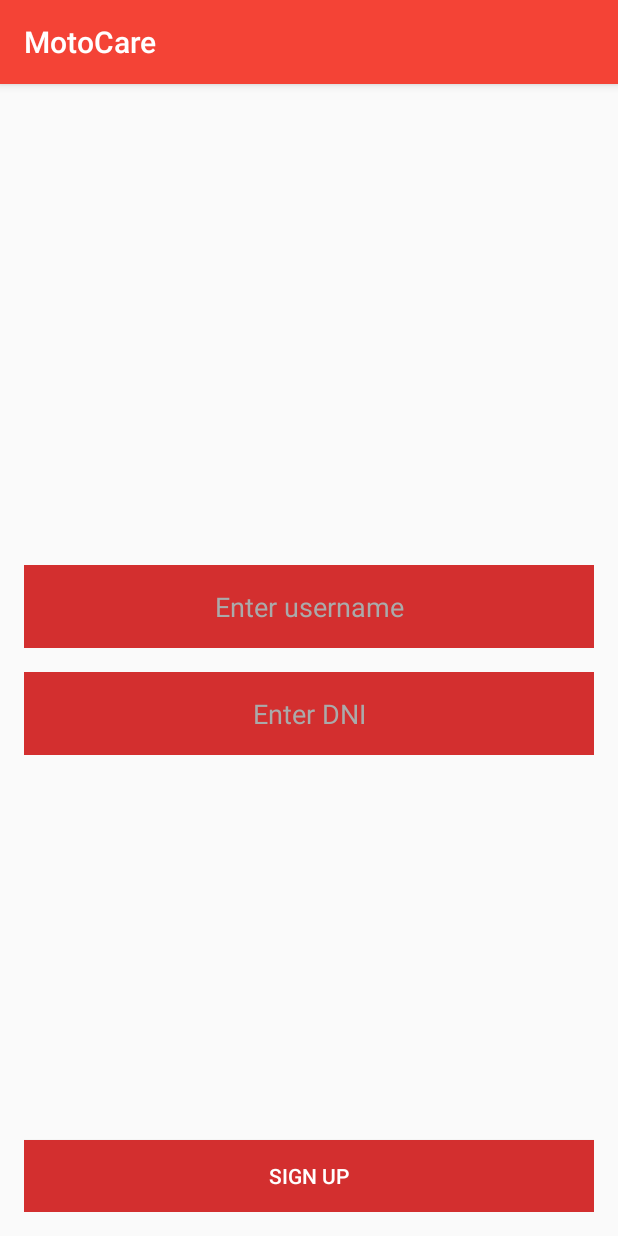
After one commit to amirunpri2018/HackUPC17W, an Android app: the RegisterActivity screen opened directly, with no data from a screen before it, on a phone screen of 412 x 824 dp. The commit adds this screen. Run offline under Robolectric (Android 15) with nearby library versions, the phone set to English and light mode, and no system bars; our stand-ins replace ButterKnife.

Commit message:
user creation

```diff
--- a/MotoCare/app/build.gradle
+++ b/MotoCare/app/build.gradle
@@ -26,5 +26,11 @@ dependencies {
     })
     compile 'com.android.support:appcompat-v7:25.1.1'
     compile 'com.squareup.retrofit2:retrofit:2.2.0'
+    compile 'com.squareup.retrofit2:converter-gson:2.1.0'
     testCompile 'junit:junit:4.12'
+    compile 'com.jakewharton:butterknife:8.5.1'
+    annotationProcessor 'com.jakewharton:butterknife-compiler:8.5.1'
+    compile 'com.android.support:design:25.1.0'
+    compile 'com.squareup.okhttp3:logging-interceptor:3.4.1'
+
 }
--- a/MotoCare/app/src/main/java/com/hackupc2017w/motocare/BluetoothHelper.java
+++ b/MotoCare/app/src/main/java/com/hackupc2017w/motocare/BluetoothHelper.java
@@ -7,7 +7,6 @@ import android.content.BroadcastReceiver;
 import android.content.Context;
 import android.content.Intent;
 import android.content.IntentFilter;
-import android.os.AsyncTask;
 import android.os.Handler;
 import android.widget.Toast;
 
@@ -117,7 +116,9 @@ public class BluetoothHelper{
     }
 
     public void stopSearch(){
-        mBluetoothAdapter.cancelDiscovery();
+        if (mBluetoothAdapter != null){
+            mBluetoothAdapter.cancelDiscovery();
+        }
         if (discoveryMonitor != null){
             context.unregisterReceiver(discoveryMonitor);
             context.unregisterReceiver(mPairReceiver);
--- /dev/null
+++ b/MotoCare/app/src/main/java/com/hackupc2017w/motocare/RegisterActivity.java
@@ -0,0 +1,115 @@
+package com.hackupc2017w.motocare;
+
+import android.content.Context;
+import android.content.Intent;
+import android.content.SharedPreferences;
+import android.os.Bundle;
+import android.support.design.widget.Snackbar;
+import android.support.v7.app.AppCompatActivity;
+import android.view.View;
+import android.widget.EditText;
+import butterknife.BindView;
+import butterknife.ButterKnife;
+import butterknife.OnClick;
+import com.hackupc2017w.motocare.network.SafeMeAPI;
+import com.hackupc2017w.motocare.network.UserDTO;
+import okhttp3.OkHttpClient;
+import okhttp3.logging.HttpLoggingInterceptor;
+import retrofit2.Call;
+import retrofit2.Callback;
+import retrofit2.Response;
+import retrofit2.Retrofit;
+import retrofit2.converter.gson.GsonConverterFactory;
+
+public class RegisterActivity extends AppCompatActivity {
+
+    @BindView(R.id.username)
+    EditText etUsername;
+
+    @BindView(R.id.userId)
+    EditText etUserId;
+
+    @BindView(R.id.loading)
+    View loadingView;
+
+    @BindView(R.id.form)
+    View formView;
+    private SafeMeAPI service;
+
+    SharedPreferences preferences;
+
+    @Override
+    protected void onCreate(Bundle savedInstanceState) {
+        super.onCreate(savedInstanceState);
+        setContentView(R.layout.activity_register);
+        ButterKnife.bind(this);
+        preferences = getSharedPreferences(App.APP_PREFS, Context.MODE_PRIVATE);
+
+        HttpLoggingInterceptor interceptor = new HttpLoggingInterceptor();
+        interceptor.setLevel(HttpLoggingInterceptor.Level.BODY);
+        OkHttpClient client = new OkHttpClient.Builder().addInterceptor(interceptor).build();
+
+
+        Retrofit retrofit = new Retrofit.Builder()
+                .baseUrl("https://safeme-backend-app.scalingo.io/")
+                .addConverterFactory(GsonConverterFactory.create())
+                .client(client)
+                .build();
+
+        service = retrofit.create(SafeMeAPI.class);
+
+    }
+
+    @OnClick(R.id.register_button)
+    public void register(final View view) {
+        boolean isValid = true;
+        String username = etUsername.getText().toString();
+        String dni = etUserId.getText().toString();
+
+        if (username.isEmpty()) {
+            etUsername.setError("Please fill your user name");
+            isValid = false;
+        }
+        if (dni.isEmpty() || dni.length() != 9) {
+            etUserId.setError("Your DNI (id) has wrong format");
+            isValid = false;
+        }
+
+        if (isValid) {
+            formView.setVisibility(View.GONE);
+            loadingView.setVisibility(View.VISIBLE);
+            UserDTO user = new UserDTO(username, dni);
+            Call newUser = service.createUser(user);
+            newUser.enqueue(new Callback() {
+                @Override
+                public void onResponse(Call call, Response response) {
+                    if (response.isSuccessful()) {
+                        Snackbar.make(view, "Your use has been created successfully", Snackbar.LENGTH_LONG)
+                                .show();
+                        startActivity(new Intent(getApplicationContext(), MainActivity.class));
+                        SharedPreferences.Editor editor = preferences.edit();
+                        editor.putInt("userId", ((UserDTO) response.body()).getId());
+                        editor.apply();
+                        finish();
+                    } else {
+                        Snackbar.make(view, "You are already registered please login", Snackbar.LENGTH_LONG)
+                                .show();
+                    }
+                }
+
+                @Override
+                public void onFailure(Call call, Throwable t) {
+                    formView.setVisibility(View.VISIBLE);
+                    loadingView.setVisibility(View.GONE);
+
+                    Snackbar.make(view, "There is a network problem, please try again later", Snackbar.LENGTH_LONG)
+                            .show();
+
+
+                }
+            });
+        }
+
+
+    }
+}
--- /dev/null
+++ b/MotoCare/app/src/main/java/com/hackupc2017w/motocare/network/SafeMeAPI.java
@@ -0,0 +1,14 @@
+package com.hackupc2017w.motocare.network;
+
+import retrofit2.Call;
+import retrofit2.http.Body;
+import retrofit2.http.POST;
+
+/**
+ * Created by hussein on 04/03/2017.
+ */
+
+public interface SafeMeAPI {
+    @POST("/users/")
+    Call<UserDTO> createUser(@Body UserDTO user);
+ }
--- /dev/null
+++ b/MotoCare/app/src/main/res/layout/activity_register.xml
@@ -0,0 +1,75 @@
+<?xml version="1.0" encoding="utf-8"?>
+<RelativeLayout
+    xmlns:android="http://schemas.android.com/apk/res/android"
+    xmlns:tools="http://schemas.android.com/tools"
+    android:id="@+id/activity_register"
+    android:layout_width="match_parent"
+    android:layout_height="match_parent"
+    android:paddingLeft="@dimen/activity_horizontal_margin"
+    android:paddingRight="@dimen/activity_horizontal_margin"
+    android:paddingTop="@dimen/activity_vertical_margin"
+    android:paddingBottom="@dimen/activity_vertical_margin"
+    tools:context="com.hackupc2017w.motocare.RegisterActivity">
+
+    <FrameLayout
+        android:layout_width="match_parent"
+        android:layout_height="match_parent"
+        android:id="@+id/form">
+
+        <LinearLayout
+            android:layout_width="match_parent"
+            android:layout_height="wrap_content"
+            android:layout_gravity="center"
+            android:orientation="vertical">
+
+            <EditText
+                android:layout_width="match_parent"
+                android:layout_height="wrap_content"
+                android:gravity="center"
+                android:padding="15dp"
+                android:textColor="@android:color/white"
+                android:hint="Enter username"
+                android:textColorHint="@android:color/darker_gray"
+                android:background="@color/colorPrimaryDark"
+                android:id="@+id/username"
+                />
+
+            <EditText
+                android:layout_width="match_parent"
+                android:layout_height="wrap_content"
+                android:gravity="center"
+                android:padding="15dp"
+                android:textColor="@android:color/white"
+                android:hint="Enter DNI"
+                android:textColorHint="@android:color/darker_gray"
+                android:background="@color/colorPrimaryDark"
+                android:id="@+id/userId"
+                android:layout_marginTop="16dp"/>
+        </LinearLayout>
+
+        <Button
+            android:layout_width="match_parent"
+            android:layout_height="wrap_content"
+            android:id="@+id/register_button"
+            android:textColor="@android:color/white"
+            android:background="@color/colorPrimaryDark"
+            android:layout_gravity="bottom"
+            android:text="Sign Up"/>
+
+    </FrameLayout>
+
+    <FrameLayout
+        android:layout_width="match_parent"
+        android:layout_height="match_parent"
+        android:id="@+id/loading"
+        android:visibility="gone">
+
+        <ProgressBar
+            android:layout_width="100dp"
+            android:layout_height="100dp"
+            android:layout_gravity="center"/>
+
+    </FrameLayout>
+
+
+</RelativeLayout>
```
Also changed, not shown: MotoCare/app/src/main/AndroidManifest.xml (+12 -9 lines), MotoCare/app/src/main/java/com/hackupc2017w/motocare/App.java (added, +11 -0 lines), MotoCare/app/src/main/java/com/hackupc2017w/motocare/LogInActivity.java (+23 -6 lines), MotoCare/app/src/main/java/com/hackupc2017w/motocare/network/UserDTO.java (added, +22 -0 lines).
